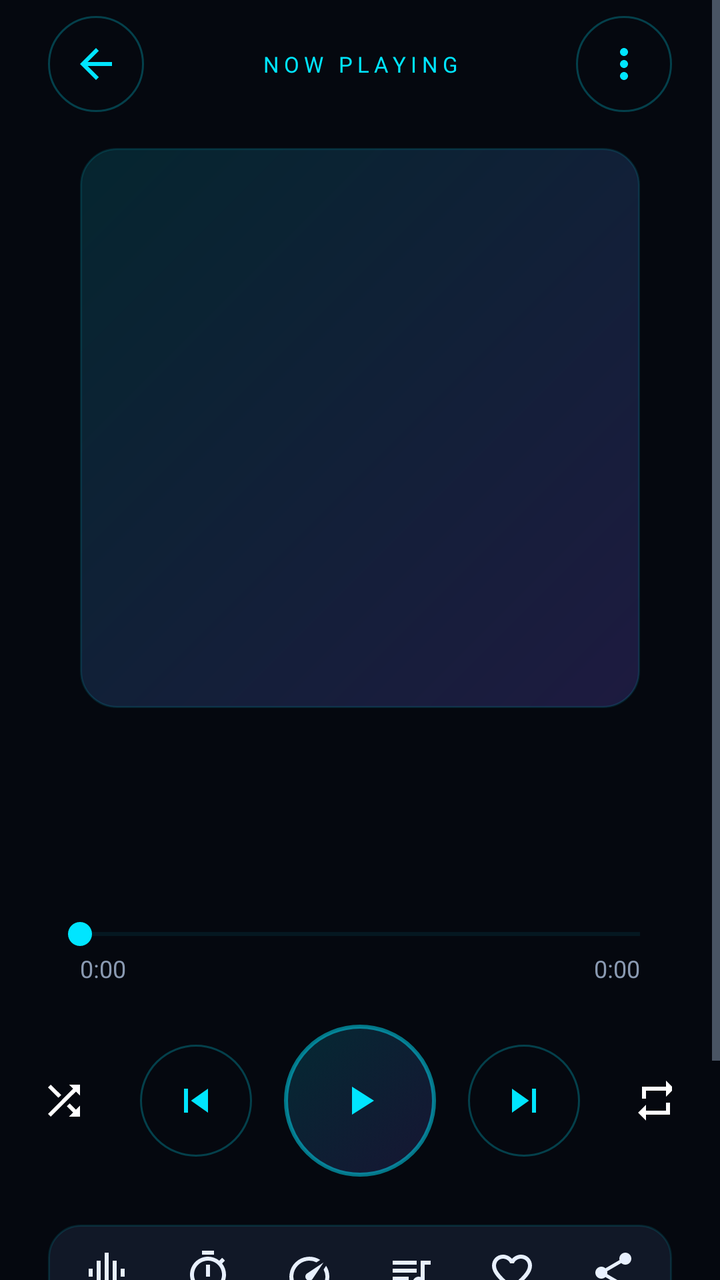
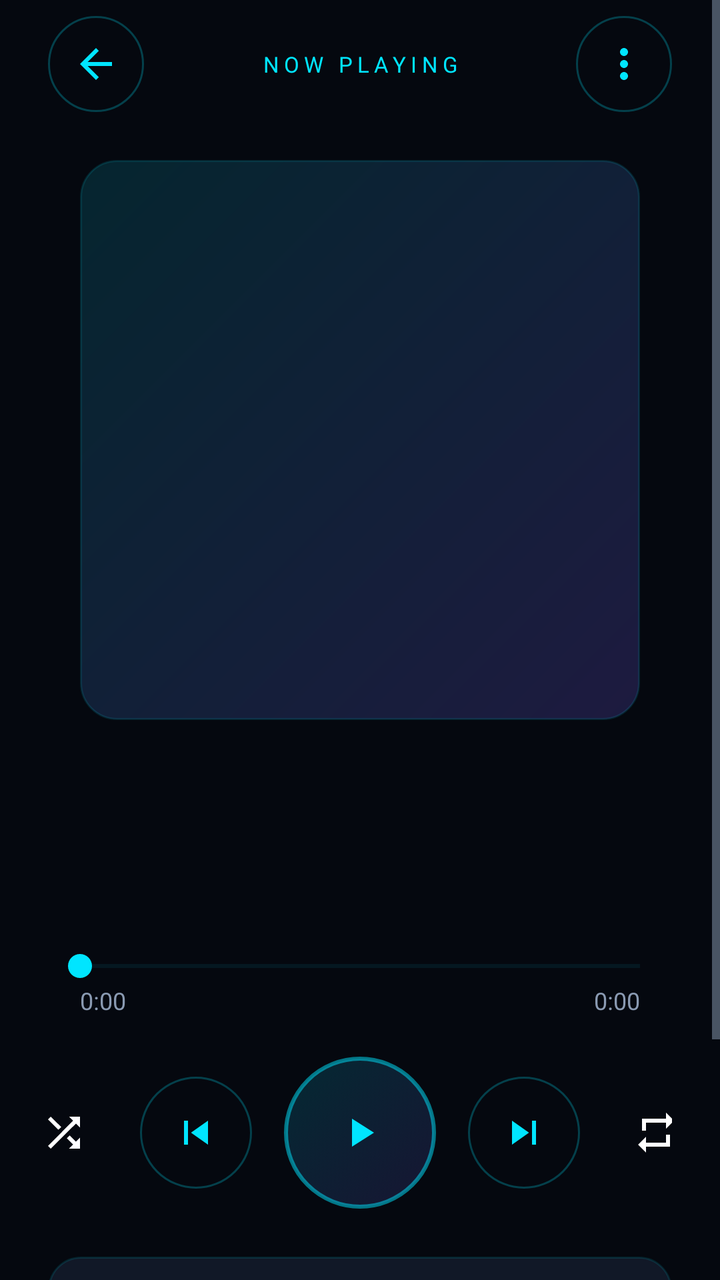

An Android layout rendered at two revisions. The XML below is the earlier revision; the diff shows what the commit changed to produce the second picture.
<!-- AndroidManifest.xml: application theme Theme.NKT -->
<!-- res/layout/activity_now_playing.xml -->
<?xml version="1.0" encoding="utf-8"?>
<ScrollView xmlns:android="http://schemas.android.com/apk/res/android"
    android:id="@+id/root"
    android:layout_width="match_parent"
    android:layout_height="match_parent"
    android:background="@color/bg"
    android:fillViewport="true">

    <LinearLayout
        android:layout_width="match_parent"
        android:layout_height="wrap_content"
        android:gravity="center_horizontal"
        android:orientation="vertical"
        android:paddingStart="24dp"
        android:paddingEnd="24dp"
        android:paddingBottom="24dp">

        
        <LinearLayout
            android:layout_width="match_parent"
            android:layout_height="wrap_content"
            android:layout_marginTop="8dp"
            android:gravity="center_vertical"
            android:orientation="horizontal">

            <ImageButton
                android:id="@+id/np_back"
                android:layout_width="48dp"
                android:layout_height="48dp"
                android:background="@drawable/bg_round_btn"
                android:contentDescription="@string/cd_back"
                android:src="@drawable/ic_back"
                android:tint="@color/accent" />

            <TextView
                android:id="@+id/np_label"
                android:layout_width="0dp"
                android:layout_height="wrap_content"
                android:layout_weight="1"
                android:gravity="center"
                android:letterSpacing="0.22"
                android:text="@string/now_playing"
                android:textColor="@color/accent"
                android:textSize="11sp" />

            <ImageButton
                android:id="@+id/np_more"
                android:layout_width="48dp"
                android:layout_height="48dp"
                android:background="@drawable/bg_round_btn"
                android:contentDescription="@string/cd_more"
                android:src="@drawable/ic_more"
                android:tint="@color/accent" />
        </LinearLayout>

        <TextView
            android:id="@+id/np_sleep"
            android:layout_width="wrap_content"
            android:layout_height="28dp"
            android:layout_marginTop="10dp"
            android:background="@drawable/bg_running"
            android:drawableStart="@drawable/ic_timer"
            android:drawablePadding="6dp"
            android:drawableTint="@color/accent"
            android:gravity="center"
            android:paddingStart="12dp"
            android:paddingEnd="12dp"
            android:textColor="@color/accent"
            android:textSize="12sp"
            android:visibility="gone" />

        
        <ImageView
            android:id="@+id/np_art"
            android:layout_width="280dp"
            android:layout_height="280dp"
            android:layout_marginTop="18dp"
            android:background="@drawable/bg_art"
                android:contentDescription="@null"
            android:elevation="12dp"
            android:outlineSpotShadowColor="@color/accent"
            android:padding="0dp" />

        <TextView
            android:id="@+id/np_title"
            android:layout_width="match_parent"
            android:layout_height="wrap_content"
            android:layout_marginTop="28dp"
            android:ellipsize="end"
            android:gravity="center"
            android:maxLines="2"
            android:textColor="@color/text"
            android:textSize="20sp"
            android:textStyle="bold" />

        <TextView
            android:id="@+id/np_artist"
            android:layout_width="match_parent"
            android:layout_height="wrap_content"
            android:layout_marginTop="4dp"
            android:ellipsize="end"
            android:gravity="center"
            android:maxLines="1"
            android:textColor="@color/muted"
            android:textSize="14sp" />

        
        <SeekBar
            android:id="@+id/np_seek"
            android:layout_width="match_parent"
            android:layout_height="wrap_content"
            android:layout_marginTop="26dp"
            android:progressBackgroundTint="#4000E5FF"
            android:progressTint="@color/accent"
            android:thumbTint="@color/accent" />

        <LinearLayout
            android:layout_width="match_parent"
            android:layout_height="wrap_content"
            android:orientation="horizontal"
            android:paddingStart="16dp"
            android:paddingEnd="16dp">

            <TextView
                android:id="@+id/np_cur"
                android:layout_width="0dp"
                android:layout_height="wrap_content"
                android:layout_weight="1"
                android:text="0:00"
                android:textColor="@color/muted"
                android:textSize="12sp" />

            <TextView
                android:id="@+id/np_dur"
                android:layout_width="wrap_content"
                android:layout_height="wrap_content"
                android:text="0:00"
                android:textColor="@color/muted"
                android:textSize="12sp" />
        </LinearLayout>

        
        <LinearLayout
            android:layout_width="match_parent"
            android:layout_height="wrap_content"
            android:layout_marginTop="20dp"
            android:gravity="center"
            android:orientation="horizontal">

            <ImageButton
                android:id="@+id/np_shuffle"
                android:layout_width="48dp"
                android:layout_height="48dp"
                android:background="@android:color/transparent"
                android:contentDescription="@string/cd_shuffle"
                android:src="@drawable/ic_shuffle" />

            <ImageButton
                android:id="@+id/np_prev"
                android:layout_width="56dp"
                android:layout_height="56dp"
                android:layout_marginStart="14dp"
                android:background="@drawable/bg_round_btn"
                android:contentDescription="@string/cd_prev"
                android:src="@drawable/ic_prev"
                android:tint="@color/accent" />

            <ImageButton
                android:id="@+id/np_play"
                android:layout_width="76dp"
                android:layout_height="76dp"
                android:layout_marginStart="16dp"
                android:layout_marginEnd="16dp"
                android:background="@drawable/bg_play_btn"
                android:contentDescription="@string/cd_play"
                android:scaleType="center"
                android:src="@drawable/ic_play"
                android:tint="@color/accent" />

            <ImageButton
                android:id="@+id/np_next"
                android:layout_width="56dp"
                android:layout_height="56dp"
                android:layout_marginEnd="14dp"
                android:background="@drawable/bg_round_btn"
                android:contentDescription="@string/cd_next"
                android:src="@drawable/ic_next"
                android:tint="@color/accent" />

            <ImageButton
                android:id="@+id/np_repeat"
                android:layout_width="48dp"
                android:layout_height="48dp"
                android:background="@android:color/transparent"
                android:contentDescription="@string/cd_repeat"
                android:src="@drawable/ic_repeat" />
        </LinearLayout>

        
        <LinearLayout
            android:layout_width="match_parent"
            android:layout_height="wrap_content"
            android:layout_marginTop="24dp"
            android:background="@drawable/bg_options_bar"
            android:orientation="horizontal"
            android:padding="4dp">

            <TextView android:id="@+id/opt_eq" style="@style/NKTOption" android:drawableTop="@drawable/ic_eq" android:text="@string/opt_eq" />
            <TextView android:id="@+id/opt_timer" style="@style/NKTOption" android:drawableTop="@drawable/ic_timer" android:text="@string/opt_timer" />
            <TextView android:id="@+id/opt_speed" style="@style/NKTOption" android:drawableTop="@drawable/ic_speed" android:text="@string/opt_speed" />
            <TextView android:id="@+id/opt_queue" style="@style/NKTOption" android:drawableTop="@drawable/ic_playlist" android:text="@string/opt_queue" />
            <TextView android:id="@+id/opt_fav" style="@style/NKTOption" android:drawableTop="@drawable/ic_heart" android:text="@string/opt_fav" />
            <TextView android:id="@+id/opt_share" style="@style/NKTOption" android:drawableTop="@drawable/ic_share" android:text="@string/share" />
        </LinearLayout>

        
        <LinearLayout
            android:id="@+id/np_upnext"
            android:layout_width="match_parent"
            android:layout_height="58dp"
            android:layout_marginTop="12dp"
            android:background="@drawable/bg_upnext"
            android:gravity="center_vertical"
            android:orientation="horizontal"
            android:paddingStart="14dp"
            android:paddingEnd="14dp">

            <TextView
                android:id="@+id/np_upnext_label"
                android:layout_width="wrap_content"
                android:layout_height="wrap_content"
                android:letterSpacing="0.16"
                android:text="@string/up_next"
                android:textColor="@color/accent"
                android:textSize="9sp" />

            <TextView
                android:id="@+id/np_upnext_title"
                android:layout_width="0dp"
                android:layout_height="wrap_content"
                android:layout_marginStart="12dp"
                android:layout_weight="1"
                android:ellipsize="end"
                android:maxLines="1"
                android:textColor="@color/text"
                android:textSize="13sp" />

            <ImageView
                android:layout_width="20dp"
                android:layout_height="20dp"
                android:contentDescription="@null"
                android:src="@drawable/ic_playlist"
                android:tint="@color/muted" />
        </LinearLayout>
    </LinearLayout>
</ScrollView>
<!-- resources referenced by this layout -->
<resources>
  <color name="bg">#FF05080F</color>
  <!-- drawable ic_share (drawable) -->
  <?xml version="1.0" encoding="utf-8"?>
  <vector xmlns:android="http://schemas.android.com/apk/res/android"
      android:width="24dp" android:height="24dp"
      android:viewportWidth="24" android:viewportHeight="24">
      <path android:fillColor="#FFFFFFFF" android:pathData="M18,16.08c-0.76,0 -1.44,0.3 -1.96,0.77L8.91,12.7c0.05,-0.23 0.09,-0.46 0.09,-0.7s-0.04,-0.47 -0.09,-0.7l7.05,-4.11c0.54,0.5 1.25,0.81 2.04,0.81 1.66,0 3,-1.34 3,-3s-1.34,-3 -3,-3 -3,1.34 -3,3c0,0.24 0.04,0.47 0.09,0.7L8.04,9.81C7.5,9.31 6.79,9 6,9c-1.66,0 -3,1.34 -3,3s1.34,3 3,3c0.79,0 1.5,-0.31 2.04,-0.81l7.12,4.16c-0.05,0.21 -0.08,0.43 -0.08,0.65 0,1.61 1.31,2.92 2.92,2.92s2.92,-1.31 2.92,-2.92 -1.31,-2.92 -2.92,-2.92z" />
  </vector>
  <string name="opt_eq">EQ</string>
  <string name="opt_fav">Love</string>
  <string name="opt_speed">1×</string>
  <string name="share">Share</string>
  <color name="card">#FF111827</color>
  <!-- unchanged entries left out for length: 35 -->
</resources>

<!-- the commit's change to res/layout/activity_now_playing.xml (unified diff, before → after) -->
@@ -70,16 +70,80 @@
             android:visibility="gone" />
 
         
-        <ImageView
-            android:id="@+id/np_art"
-            android:layout_width="280dp"
-            android:layout_height="280dp"
-            android:layout_marginTop="18dp"
-            android:background="@drawable/bg_art"
+        <FrameLayout
+            android:id="@+id/np_stage"
+            android:layout_width="match_parent"
+            android:layout_height="300dp"
+            android:layout_marginTop="14dp">
+
+            <ImageView
+                android:id="@+id/np_art"
+                android:layout_width="280dp"
+                android:layout_height="280dp"
+                android:layout_gravity="center"
+                android:background="@drawable/bg_art"
                 android:contentDescription="@null"
-            android:elevation="12dp"
-            android:outlineSpotShadowColor="@color/accent"
-            android:padding="0dp" />
+                android:elevation="12dp"
+                android:outlineSpotShadowColor="@color/accent" />
+
+            <LinearLayout
+                android:id="@+id/np_lyrics"
+                android:layout_width="match_parent"
+                android:layout_height="match_parent"
+                android:background="@drawable/bg_options_bar"
+                android:orientation="vertical"
+                android:visibility="gone">
+
+                <LinearLayout
+                    android:layout_width="match_parent"
+                    android:layout_height="44dp"
+                    android:gravity="center_vertical"
+                    android:orientation="horizontal"
+                    android:paddingStart="12dp"
+                    android:paddingEnd="4dp">
+
+                    <TextView
+                        android:id="@+id/lyr_sync"
+                        android:layout_width="0dp"
+                        android:layout_height="wrap_content"
+                        android:layout_weight="1"
+                        android:maxLines="1"
+                        android:textColor="@color/muted"
+                        android:textSize="11sp" />
+
+                    <ImageButton android:id="@+id/lyr_minus" style="@style/NKTBarButton" android:layout_width="36dp" android:layout_height="36dp" android:contentDescription="@string/lyr_later" android:src="@drawable/ic_minus" />
+                    <ImageButton android:id="@+id/lyr_plus" style="@style/NKTBarButton" android:layout_width="36dp" android:layout_height="36dp" android:contentDescription="@string/lyr_sooner" android:src="@drawable/ic_plus" />
+                    <ImageButton android:id="@+id/lyr_search" style="@style/NKTBarButton" android:layout_width="36dp" android:layout_height="36dp" android:contentDescription="@string/lyr_search_again" android:src="@drawable/ic_search" />
+                    <ImageButton android:id="@+id/lyr_close" style="@style/NKTBarButton" android:layout_width="36dp" android:layout_height="36dp" android:contentDescription="@string/cancel" android:src="@drawable/ic_close" />
+                </LinearLayout>
+
+                <FrameLayout
+                    android:layout_width="match_parent"
+                    android:layout_height="0dp"
+                    android:layout_weight="1">
+
+                    <androidx.recyclerview.widget.RecyclerView
+                        android:id="@+id/lyr_list"
+                        android:layout_width="match_parent"
+                        android:layout_height="match_parent"
+                        android:clipToPadding="false"
+                        android:paddingStart="16dp"
+                        android:paddingTop="90dp"
+                        android:paddingEnd="16dp"
+                        android:paddingBottom="120dp" />
+
+                    <TextView
+                        android:id="@+id/lyr_status"
+                        android:layout_width="match_parent"
+                        android:layout_height="wrap_content"
+                        android:layout_gravity="center"
+                        android:gravity="center"
+                        android:padding="20dp"
+                        android:textColor="@color/muted"
+                        android:textSize="14sp" />
+                </FrameLayout>
+            </LinearLayout>
+        </FrameLayout>
 
         <TextView
             android:id="@+id/np_title"
@@ -197,6 +261,24 @@
         </LinearLayout>
 
         
+        <TextView
+            android:id="@+id/np_watch"
+            android:layout_width="wrap_content"
+            android:layout_height="40dp"
+            android:layout_marginTop="16dp"
+            android:background="@drawable/bg_pill_btn"
+            android:drawableStart="@drawable/ic_movie"
+            android:drawablePadding="8dp"
+            android:drawableTint="@color/accent"
+            android:gravity="center"
+            android:paddingStart="18dp"
+            android:paddingEnd="20dp"
+            android:text="@string/watch_video"
+            android:textColor="@color/accent"
+            android:textSize="12sp"
+            android:visibility="gone" />
+
+        
         <LinearLayout
             android:layout_width="match_parent"
             android:layout_height="wrap_content"
@@ -208,9 +290,9 @@
             <TextView android:id="@+id/opt_eq" style="@style/NKTOption" android:drawableTop="@drawable/ic_eq" android:text="@string/opt_eq" />
             <TextView android:id="@+id/opt_timer" style="@style/NKTOption" android:drawableTop="@drawable/ic_timer" android:text="@string/opt_timer" />
             <TextView android:id="@+id/opt_speed" style="@style/NKTOption" android:drawableTop="@drawable/ic_speed" android:text="@string/opt_speed" />
+            <TextView android:id="@+id/opt_lyrics" style="@style/NKTOption" android:drawableTop="@drawable/ic_lyrics" android:text="@string/opt_lyrics" />
             <TextView android:id="@+id/opt_queue" style="@style/NKTOption" android:drawableTop="@drawable/ic_playlist" android:text="@string/opt_queue" />
             <TextView android:id="@+id/opt_fav" style="@style/NKTOption" android:drawableTop="@drawable/ic_heart" android:text="@string/opt_fav" />
-            <TextView android:id="@+id/opt_share" style="@style/NKTOption" android:drawableTop="@drawable/ic_share" android:text="@string/share" />
         </LinearLayout>
 
         
<!-- resource entries referenced after the edit -->
@@ -1,17 +1,70 @@
 <!-- resources referenced by this layout -->
 <resources>
   <color name="bg">#FF05080F</color>
-  <!-- drawable ic_share (drawable) -->
+  <!-- drawable bg_pill_btn (drawable) -->
+  <?xml version="1.0" encoding="utf-8"?>
+  <selector xmlns:android="http://schemas.android.com/apk/res/android">
+      <item android:state_pressed="true"><shape android:shape="rectangle"><corners android:radius="60dp" /><solid android:color="#3300E5FF" /><stroke android:width="2dp" android:color="@color/accent" /></shape></item>
+      <item><shape android:shape="rectangle"><corners android:radius="60dp" /><solid android:color="#00000000" /><stroke android:width="2dp" android:color="@color/accent" /></shape></item>
+  </selector>
+  <!-- drawable ic_close (drawable) -->
   <?xml version="1.0" encoding="utf-8"?>
   <vector xmlns:android="http://schemas.android.com/apk/res/android"
       android:width="24dp" android:height="24dp"
       android:viewportWidth="24" android:viewportHeight="24">
-      <path android:fillColor="#FFFFFFFF" android:pathData="M18,16.08c-0.76,0 -1.44,0.3 -1.96,0.77L8.91,12.7c0.05,-0.23 0.09,-0.46 0.09,-0.7s-0.04,-0.47 -0.09,-0.7l7.05,-4.11c0.54,0.5 1.25,0.81 2.04,0.81 1.66,0 3,-1.34 3,-3s-1.34,-3 -3,-3 -3,1.34 -3,3c0,0.24 0.04,0.47 0.09,0.7L8.04,9.81C7.5,9.31 6.79,9 6,9c-1.66,0 -3,1.34 -3,3s1.34,3 3,3c0.79,0 1.5,-0.31 2.04,-0.81l7.12,4.16c-0.05,0.21 -0.08,0.43 -0.08,0.65 0,1.61 1.31,2.92 2.92,2.92s2.92,-1.31 2.92,-2.92 -1.31,-2.92 -2.92,-2.92z" />
+      <path android:fillColor="#FFFFFFFF" android:pathData="M19,6.41L17.59,5 12,10.59 6.41,5 5,6.41 10.59,12 5,17.59 6.41,19 12,13.41 17.59,19 19,17.59 13.41,12z" />
   </vector>
+  <!-- drawable ic_lyrics (drawable) -->
+  <?xml version="1.0" encoding="utf-8"?>
+  <vector xmlns:android="http://schemas.android.com/apk/res/android"
+      android:width="24dp" android:height="24dp" android:viewportWidth="24" android:viewportHeight="24">
+      <path android:fillColor="#FFFFFFFF"
+          android:pathData="M14,17H4v2h10v-2zM20,9H4v2h16V9zM4,15h16v-2H4v2zM4,5v2h16V5H4z" />
+  </vector>
+  <!-- drawable ic_minus (drawable) -->
+  <?xml version="1.0" encoding="utf-8"?>
+  <vector xmlns:android="http://schemas.android.com/apk/res/android"
+      android:width="24dp" android:height="24dp" android:viewportWidth="24" android:viewportHeight="24">
+      <path android:fillColor="#FFFFFFFF"
+          android:pathData="M19,13H5v-2h14v2z" />
+  </vector>
+  <!-- drawable ic_movie (drawable) -->
+  <?xml version="1.0" encoding="utf-8"?>
+  <vector xmlns:android="http://schemas.android.com/apk/res/android"
+      android:width="24dp" android:height="24dp"
+      android:viewportWidth="24" android:viewportHeight="24">
+      <path android:fillColor="#FFFFFFFF" android:pathData="M18,4l2,4h-3l-2,-4h-2l2,4h-3l-2,-4H8l2,4H7L5,4H4c-1.1,0 -1.99,0.9 -1.99,2L2,18c0,1.1 0.9,2 2,2h16c1.1,0 2,-0.9 2,-2V4h-4z" />
+  </vector>
+  <!-- drawable ic_plus (drawable) -->
+  <?xml version="1.0" encoding="utf-8"?>
+  <vector xmlns:android="http://schemas.android.com/apk/res/android"
+      android:width="24dp" android:height="24dp" android:viewportWidth="24" android:viewportHeight="24">
+      <path android:fillColor="#FFFFFFFF"
+          android:pathData="M19,13h-6v6h-2v-6H5v-2h6V5h2v6h6v2z" />
+  </vector>
+  <!-- drawable ic_search (drawable) -->
+  <?xml version="1.0" encoding="utf-8"?>
+  <vector xmlns:android="http://schemas.android.com/apk/res/android"
+      android:width="24dp" android:height="24dp"
+      android:viewportWidth="24" android:viewportHeight="24">
+      <path android:fillColor="#FFFFFFFF" android:pathData="M15.5,14h-0.79l-0.28,-0.27C15.41,12.59 16,11.11 16,9.5 16,5.91 13.09,3 9.5,3S3,5.91 3,9.5 5.91,16 9.5,16c1.61,0 3.09,-0.59 4.23,-1.57l0.27,0.28v0.79l5,4.99L20.49,19l-4.99,-5zM9.5,14C7.01,14 5,11.99 5,9.5S7.01,5 9.5,5 14,7.01 14,9.5 11.99,14 9.5,14z" />
+  </vector>
+  <string name="cancel">Cancel</string>
+  <string name="lyr_later">Show lines later</string>
+  <string name="lyr_search_again">Search lyrics online</string>
+  <string name="lyr_sooner">Show lines sooner</string>
   <string name="opt_eq">EQ</string>
   <string name="opt_fav">Love</string>
+  <string name="opt_lyrics">Lyrics</string>
   <string name="opt_speed">1×</string>
-  <string name="share">Share</string>
+  <string name="watch_video">WATCH VIDEO</string>
+  <style name="NKTBarButton">
+          <item name="android:layout_width">44dp</item>
+          <item name="android:layout_height">44dp</item>
+          <item name="android:background">?android:attr/selectableItemBackgroundBorderless</item>
+          <item name="android:tint">@color/accent</item>
+          <item name="android:scaleType">center</item>
+      </style>
   <color name="card">#FF111827</color>
   <!-- unchanged entries left out for length: 35 -->
 </resources>
